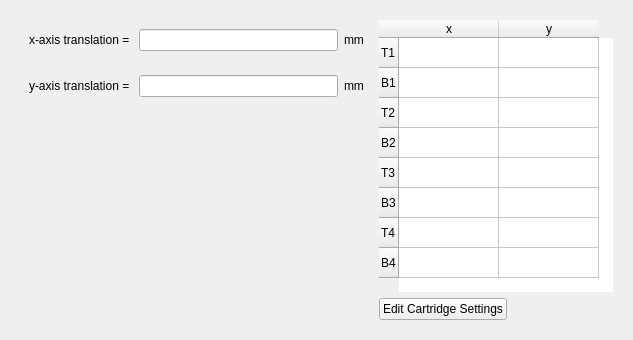
Qt form nicos_ess/loki/gui/ui_files/sample_changers/thermo_cell_holder_settings.ui (jfkcooper/nicos) before a commit.
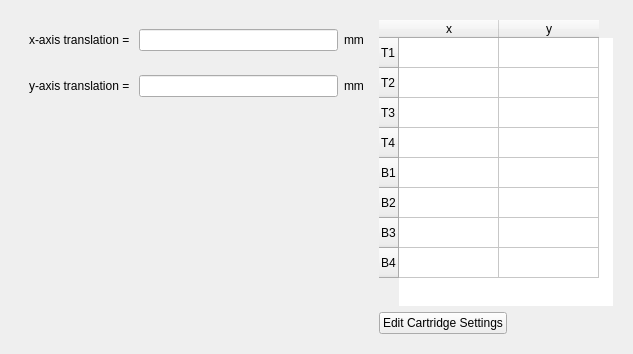
The same form after that commit.

Commit message: Rearrange table names in first pos table

```diff
--- a/nicos_ess/loki/gui/ui_files/sample_changers/thermo_cell_holder_settings.ui
+++ b/nicos_ess/loki/gui/ui_files/sample_changers/thermo_cell_holder_settings.ui
@@ -7,7 +7,7 @@
     <x>0</x>
     <y>0</y>
     <width>633</width>
-    <height>286</height>
+    <height>354</height>
    </rect>
   </property>
   <property name="windowTitle">
@@ -89,36 +89,36 @@
           <string>T1</string>
          </property>
         </row>
-        <row>
-         <property name="text">
-          <string>B1</string>
-         </property>
-        </row>
         <row>
          <property name="text">
           <string>T2</string>
          </property>
         </row>
-        <row>
-         <property name="text">
-          <string>B2</string>
-         </property>
-        </row>
         <row>
          <property name="text">
           <string>T3</string>
          </property>
         </row>
-        <row>
-         <property name="text">
-          <string>B3</string>
-         </property>
-        </row>
         <row>
          <property name="text">
           <string>T4</string>
          </property>
         </row>
+        <row>
+         <property name="text">
+          <string>B1</string>
+         </property>
+        </row>
+        <row>
+         <property name="text">
+          <string>B2</string>
+         </property>
+        </row>
+        <row>
+         <property name="text">
+          <string>B3</string>
+         </property>
+        </row>
         <row>
          <property name="text">
           <string>B4</string>
```
The commit also changes 1 other file.
